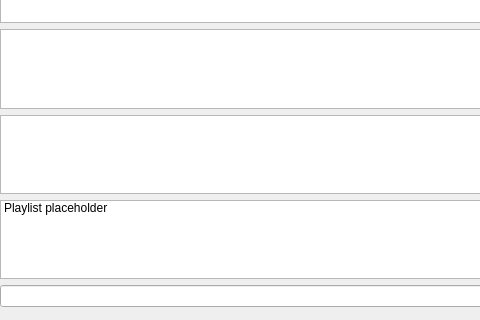
Above: musicwindow.ui from gidzzz/openmediaplayer before the change; both pictures show x 0 to 480 and y 160 to 480 of the 800 by 480 pixel window. Below: the same form after it.
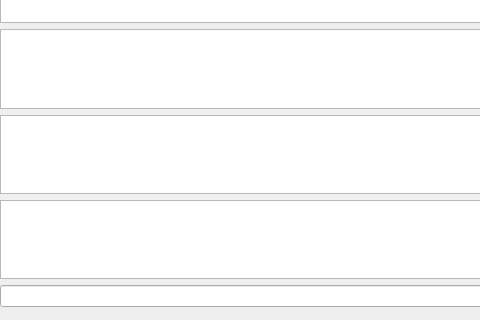
That is the form after the change. Custom widgets are drawn as their Qt base class.

Commit message: Basic playlist view implementation

What changed in the file:
```diff
--- a/musicwindow.ui
+++ b/musicwindow.ui
@@ -113,11 +113,9 @@
      </item>
      <item>
       <widget class="QListWidget" name="playlistList">
-       <item>
-        <property name="text">
-         <string>Playlist placeholder</string>
-        </property>
-       </item>
+       <property name="alternatingRowColors">
+        <bool>true</bool>
+       </property>
       </widget>
      </item>
      <item>
```
The commit also changes 2 other files.
